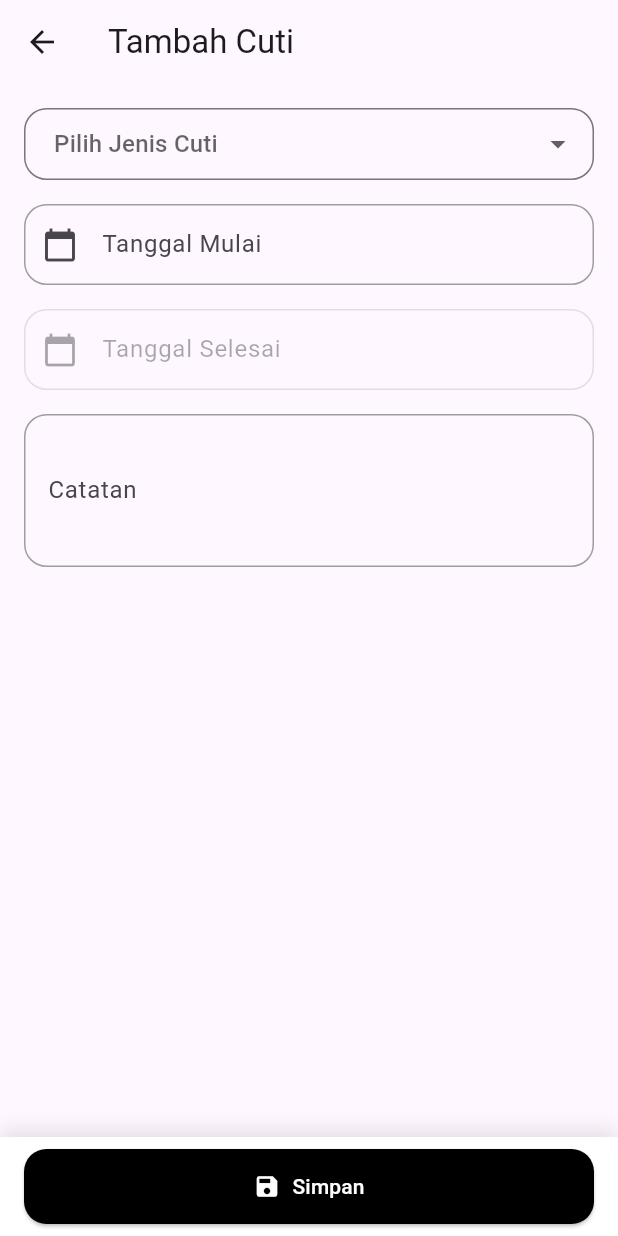
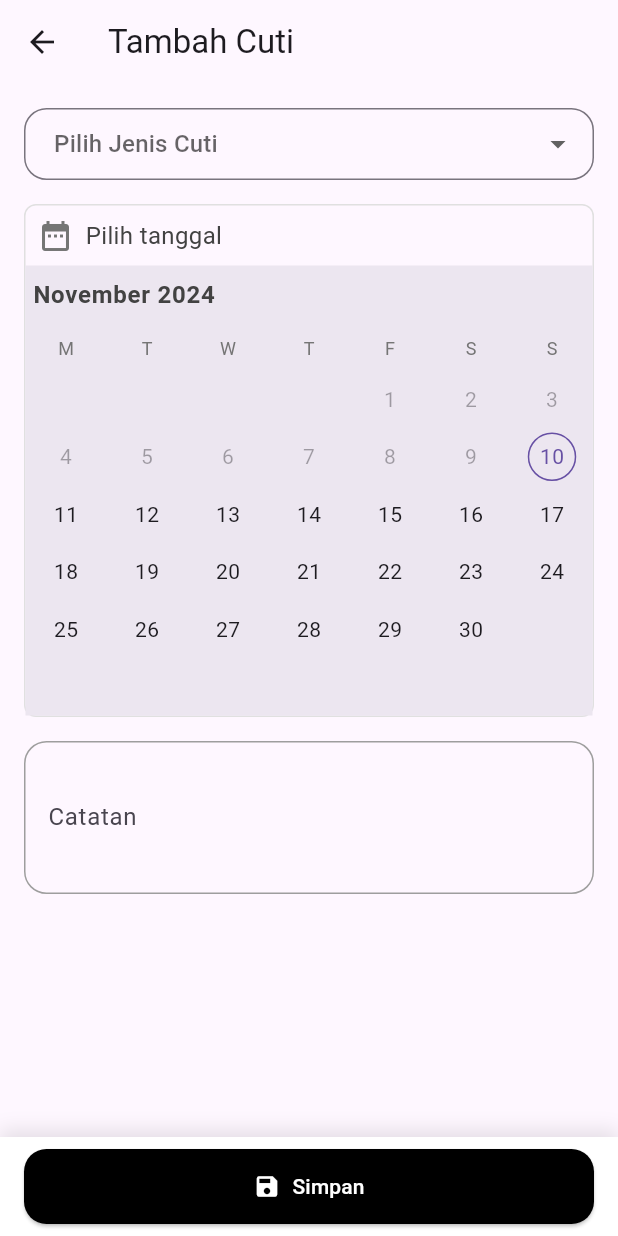
Before and after one commit to sagansa/sagansa_20241104, a Flutter app: the LeaveFormPage screen opened directly, on a phone screen of 412 x 824 dp. Run offline on Flutter 3.47's test engine with Material 3 defaults, Android fonts, the phone set to English and light mode, and no system bars; drawn by our look-alikes of syncfusion_flutter_datepicker; our stand-ins replace flutter_map, geolocator, latlong2, shared_preferences, syncfusion_flutter_calendar; missing offline and left inert: syncfusion_localizations; accounts and stored records are empty.

Commit message:
update date range picker

```diff
--- a/lib/main.dart
+++ b/lib/main.dart
@@ -1,10 +1,11 @@
 import 'package:flutter/material.dart';
 import '../pages/login_page.dart';
 import '../pages/home_page.dart';
+import 'package:syncfusion_localizations/syncfusion_localizations.dart';
+import 'package:flutter_localizations/flutter_localizations.dart';
 
 void main() {
   runApp(MaterialApp(
-    debugShowCheckedModeBanner: false,
     title: 'Sagansa App',
     theme: ThemeData(
       primarySwatch: Colors.blue,
@@ -14,5 +15,16 @@ void main() {
       '/login': (context) => LoginPage(),
       '/home': (context) => HomePage(),
     },
+    localizationsDelegates: [
+      GlobalMaterialLocalizations.delegate,
+      GlobalWidgetsLocalizations.delegate,
+      GlobalCupertinoLocalizations.delegate,
+      SfGlobalLocalizations.delegate,
+    ],
+    supportedLocales: [
+      const Locale('id'),
+      const Locale('en'),
+    ],
+    locale: const Locale('id'),
   ));
 }
--- a/lib/pages/leave_form_page.dart
+++ b/lib/pages/leave_form_page.dart
@@ -3,7 +3,7 @@ import '../models/leave_model.dart';
 import '../widgets/modern_dropdown.dart';
 import '../widgets/modern_button.dart';
 import '../widgets/modern_text_form_field.dart';
-import '../widgets/modern_date_field.dart';
+import '../widgets/modern_date_range_picker.dart';
 import '../controllers/leave_controller.dart';
 
 class LeaveFormPage extends StatefulWidget {
@@ -92,11 +92,11 @@ class _LeaveFormPageState extends State<LeaveFormPage> {
 
   @override
   Widget build(BuildContext context) {
-    String? untilDateError;
+    String? dateRangeError;
     if (_fromDate != null &&
         _untilDate != null &&
         _untilDate!.isBefore(_fromDate!)) {
-      untilDateError = 'Tanggal selesai harus setelah tanggal mulai';
+      dateRangeError = 'Tanggal selesai harus setelah tanggal mulai';
     }
 
     return Scaffold(
@@ -129,33 +129,18 @@ class _LeaveFormPageState extends State<LeaveFormPage> {
                         },
                       ),
                       SizedBox(height: 16),
-                      ModernDateField(
-                        labelText: 'Tanggal Mulai',
-                        value: _fromDate,
-                        onChanged: (date) {
+                      ModernDateRangePicker(
+                        startDate: _fromDate,
+                        endDate: _untilDate,
+                        onDateRangeSelected: (start, end) {
                           setState(() {
-                            _fromDate = date;
-                            if (_untilDate != null &&
-                                date != null &&
-                                _untilDate!.isBefore(date)) {
-                              _untilDate = date;
-                            }
+                            _fromDate = start;
+                            _untilDate = end;
                           });
                         },
-                        firstDate: DateTime.now(),
-                        lastDate: DateTime.now().add(Duration(days: 365)),
-                      ),
-                      SizedBox(height: 16),
-                      ModernDateField(
-                        labelText: 'Tanggal Selesai',
-                        value: _untilDate,
-                        onChanged: (date) {
-                          setState(() => _untilDate = date);
-                        },
-                        firstDate: _fromDate ?? DateTime.now(),
-                        lastDate: DateTime.now().add(Duration(days: 365)),
-                        errorText: untilDateError,
-                        enabled: _fromDate != null,
+                        minDate: DateTime.now(),
+                        maxDate: DateTime.now().add(Duration(days: 365)),
+                        errorText: dateRangeError,
                       ),
                       SizedBox(height: 16),
                       ModernTextFormField(
--- /dev/null
+++ b/lib/widgets/modern_date_range_picker.dart
@@ -0,0 +1,127 @@
+import 'package:flutter/material.dart';
+import 'package:syncfusion_flutter_datepicker/datepicker.dart';
+import 'package:intl/intl.dart';
+
+class ModernDateRangePicker extends StatelessWidget {
+  final DateTime? startDate;
+  final DateTime? endDate;
+  final Function(DateTime?, DateTime?) onDateRangeSelected;
+  final DateTime? minDate;
+  final DateTime? maxDate;
+  final String? errorText;
+
+  const ModernDateRangePicker({
+    Key? key,
+    this.startDate,
+    this.endDate,
+    required this.onDateRangeSelected,
+    this.minDate,
+    this.maxDate,
+    this.errorText,
+  }) : super(key: key);
+
+  @override
+  Widget build(BuildContext context) {
+    return Column(
+      crossAxisAlignment: CrossAxisAlignment.start,
+      children: [
+        Container(
+          decoration: BoxDecoration(
+            border: Border.all(
+              color: errorText != null ? Colors.red : Colors.grey[300]!,
+              width: 1,
+            ),
+            borderRadius: BorderRadius.circular(8),
+          ),
+          child: Column(
+            children: [
+              Padding(
+                padding: const EdgeInsets.all(8.0),
+                child: Row(
+                  children: [
+                    Icon(Icons.date_range, color: Colors.grey[600]),
+                    SizedBox(width: 8),
+                    Expanded(
+                      child: Text(
+                        _formatDateRange(startDate, endDate),
+                        style: TextStyle(
+                          fontSize: 16,
+                          color: Colors.grey[800],
+                        ),
+                      ),
+                    ),
+                  ],
+                ),
+              ),
+              SfDateRangePicker(
+                selectionMode: DateRangePickerSelectionMode.range,
+                initialSelectedRange: startDate != null && endDate != null
+                    ? PickerDateRange(startDate, endDate)
+                    : null,
+                minDate: minDate ?? DateTime.now(),
+                maxDate: maxDate,
+                onSelectionChanged: (DateRangePickerSelectionChangedArgs args) {
+                  if (args.value is PickerDateRange) {
+                    final range = args.value as PickerDateRange;
+                    onDateRangeSelected(range.startDate, range.endDate);
+                  }
+                },
+                monthViewSettings: DateRangePickerMonthViewSettings(
+                  firstDayOfWeek: 1,
+                  viewHeaderStyle: DateRangePickerViewHeaderStyle(
+                    textStyle: TextStyle(
+                      fontSize: 12,
+                      color: Colors.grey[600],
+                    ),
+                  ),
+                ),
+                headerStyle: DateRangePickerHeaderStyle(
+                  textStyle: TextStyle(
+                    fontSize: 16,
+                    fontWeight: FontWeight.w600,
+                    color: Colors.grey[800],
+                  ),
+                ),
+                monthFormat: 'MMMM',
+                todayHighlightColor: Theme.of(context).primaryColor,
+                selectionColor: Theme.of(context).primaryColor,
+                rangeSelectionColor:
+                    Theme.of(context).primaryColor.withOpacity(0.1),
+                startRangeSelectionColor: Theme.of(context).primaryColor,
+                endRangeSelectionColor: Theme.of(context).primaryColor,
+              ),
+            ],
+          ),
+        ),
+        if (errorText != null)
+          Padding(
+            padding: const EdgeInsets.only(top: 4, left: 12),
+            child: Text(
+              errorText!,
+              style: TextStyle(
+                color: Colors.red,
+                fontSize: 12,
+              ),
+            ),
+          ),
+      ],
+    );
+  }
+
+  String _formatDateRange(DateTime? start, DateTime? end) {
+    if (start == null && end == null) {
+      return 'Pilih tanggal';
+    }
+
+    final DateFormat formatter = DateFormat('dd MMM yyyy', 'id_ID');
+    if (start != null && end != null) {
+      return '${formatter.format(start)} - ${formatter.format(end)}';
+    } else if (start != null) {
+      return formatter.format(start);
+    } else if (end != null) {
+      return formatter.format(end);
+    }
+
+    return 'Pilih tanggal';
+  }
+}
--- a/pubspec.yaml
+++ b/pubspec.yaml
@@ -43,6 +43,9 @@ dependencies:
   flutter_map: ^7.0.2 # Versi terbaru saat ini
   latlong2: ^0.9.1
   syncfusion_flutter_calendar: ^27.1.57
+  syncfusion_flutter_datepicker: ^27.1.58
+  syncfusion_localizations: ^27.1.58
+  flutter_localization: ^0.2.2
 
 dev_dependencies:
   flutter_test:
```
Also changed, not shown: pubspec.lock, 5 other files.
